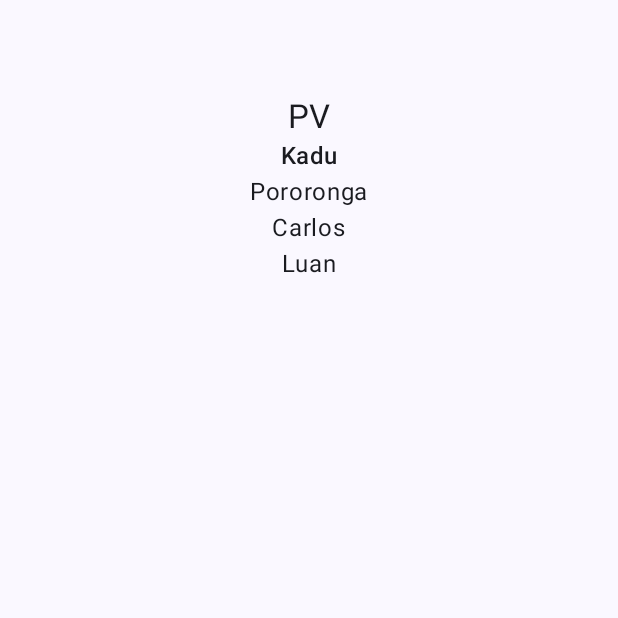
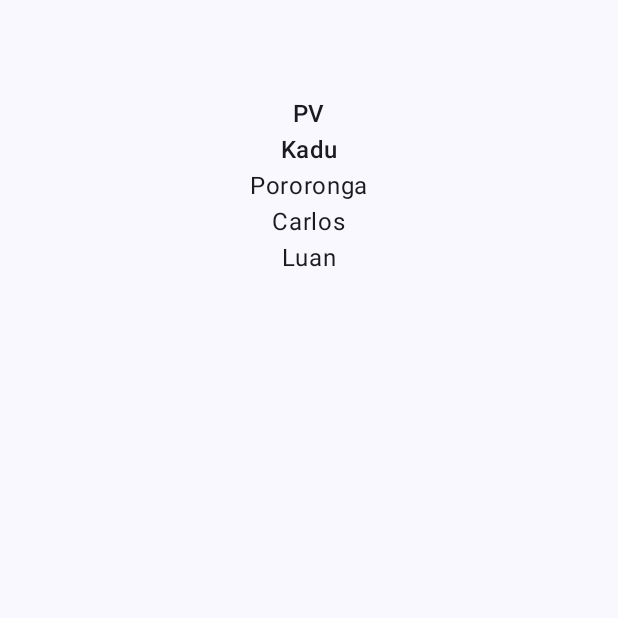
Before and after one commit to KaduCmK/Colabs, an Android app built with Jetpack Compose: the screen it shows after launch (MainActivity), on a phone screen of 412 x 824 dp, the top half of it. Run offline under Robolectric (Android 15) with nearby library versions, the phone set to English and light mode, and no system bars.

Commit message:
mudei melhor tipografia do nome

```diff
--- a/app/src/main/java/com/example/colabs/MainActivity.kt
+++ b/app/src/main/java/com/example/colabs/MainActivity.kt
@@ -42,7 +42,7 @@ fun Greeting(name: String, modifier: Modifier = Modifier) {
             .padding(top = 64.dp),
         horizontalAlignment = Alignment.CenterHorizontally
     ){
-        Text(text = "PV", style = MaterialTheme.typography.titleLarge)
+        Text(text = "PV", style = MaterialTheme.typography.titleMedium)
         Text(text = "Kadu", style = MaterialTheme.typography.titleMedium)
         Text(text = "Pororonga")
         Text(text = "Carlos")
```
